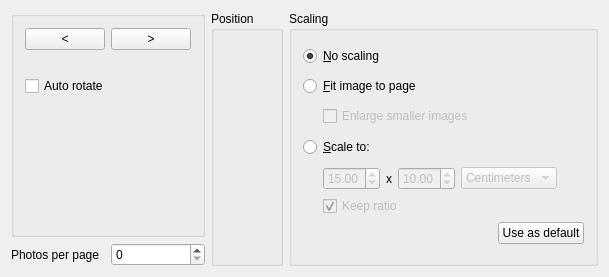
First picture: the form in printimages/printoptionspage.ui, repository KDE/kipi-plugins, before the edit.
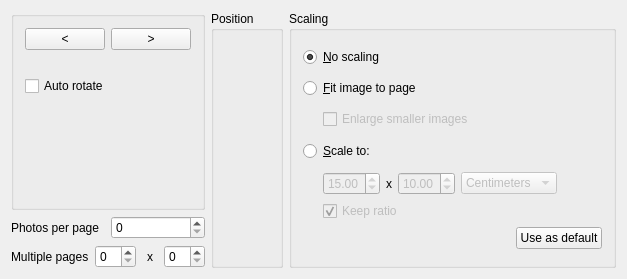
Second picture: the form after the edit. Custom widgets are drawn as their Qt base class.

Commit message: New multiple pages printing option implementation

Patch:
```diff
--- a/printimages/printoptionspage.ui
+++ b/printimages/printoptionspage.ui
@@ -6,17 +6,17 @@
    <rect>
     <x>0</x>
     <y>0</y>
-    <width>609</width>
-    <height>277</height>
+    <width>627</width>
+    <height>279</height>
    </rect>
   </property>
   <property name="windowTitle">
    <string>Image Settings</string>
   </property>
-  <layout class="QHBoxLayout" name="horizontalLayout">
-   <item>
     <layout class="QGridLayout" name="gridLayout_3">
-     <item row="0" column="0" colspan="2">
+   <item row="0" column="0">
+    <layout class="QVBoxLayout" name="verticalLayout">
+     <item>
       <widget class="QGroupBox" name="groupBox_2">
        <property name="sizePolicy">
         <sizepolicy hsizetype="Preferred" vsizetype="Expanding">
@@ -79,7 +79,16 @@
        </layout>
       </widget>
      </item>
-     <item row="1" column="1">
+     <item>
+      <layout class="QHBoxLayout" name="horizontalLayout">
+       <item>
+        <widget class="QLabel" name="label">
+         <property name="text">
+          <string>Photos per page</string>
+         </property>
+        </widget>
+       </item>
+       <item>
       <widget class="QSpinBox" name="mPhotoXPage">
        <property name="enabled">
         <bool>true</bool>
@@ -101,16 +110,42 @@
        </property>
       </widget>
      </item>
-     <item row="1" column="0">
-      <widget class="QLabel" name="label">
+      </layout>
+     </item>
+     <item>
+      <layout class="QHBoxLayout" name="horizontalLayout_7">
+       <item>
+        <widget class="QLabel" name="label_2">
        <property name="text">
-        <string>Photos per page</string>
+          <string>Multiple pages</string>
        </property>
       </widget>
      </item>
-    </layout>
+       <item>
+        <widget class="QSpinBox" name="mPX">
+         <property name="maximum">
+          <number>10</number>
+         </property>
+        </widget>
    </item>
    <item>
+        <widget class="QLabel" name="label_3">
+         <property name="text">
+          <string>x</string>
+         </property>
+         <property name="alignment">
+          <set>Qt::AlignCenter</set>
+         </property>
+        </widget>
+       </item>
+       <item>
+        <widget class="QSpinBox" name="mPY"/>
+       </item>
+      </layout>
+     </item>
+    </layout>
+   </item>
+   <item row="0" column="1">
     <widget class="QGroupBox" name="mGroupImage">
      <property name="title">
       <string>Position</string>
@@ -135,7 +170,7 @@
      </layout>
     </widget>
    </item>
-   <item>
+   <item row="0" column="2">
     <widget class="QGroupBox" name="mGroupScaling">
      <property name="title">
       <string>Scaling</string>
```
Lines whose indentation alone changed are shown as unchanged. The commit also changes 3 other files.
